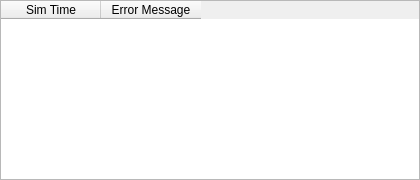
The window that vigir_ocs_log_sbar/src/miniError.ui (team-vigir/vigir_ocs_common) describes before a commit, drawn with Qt 5.
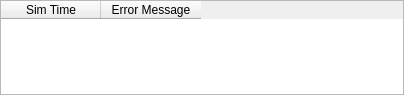
The same window after the commit.

The edit to the form file:
```diff
--- a/vigir_ocs_log_sbar/src/miniError.ui
+++ b/vigir_ocs_log_sbar/src/miniError.ui
@@ -6,8 +6,8 @@
    <rect>
     <x>0</x>
     <y>0</y>
-    <width>420</width>
-    <height>180</height>
+    <width>404</width>
+    <height>95</height>
    </rect>
   </property>
   <property name="sizePolicy">
```
Left out of the diff: 2 changed lines with no effect on the pictures.
